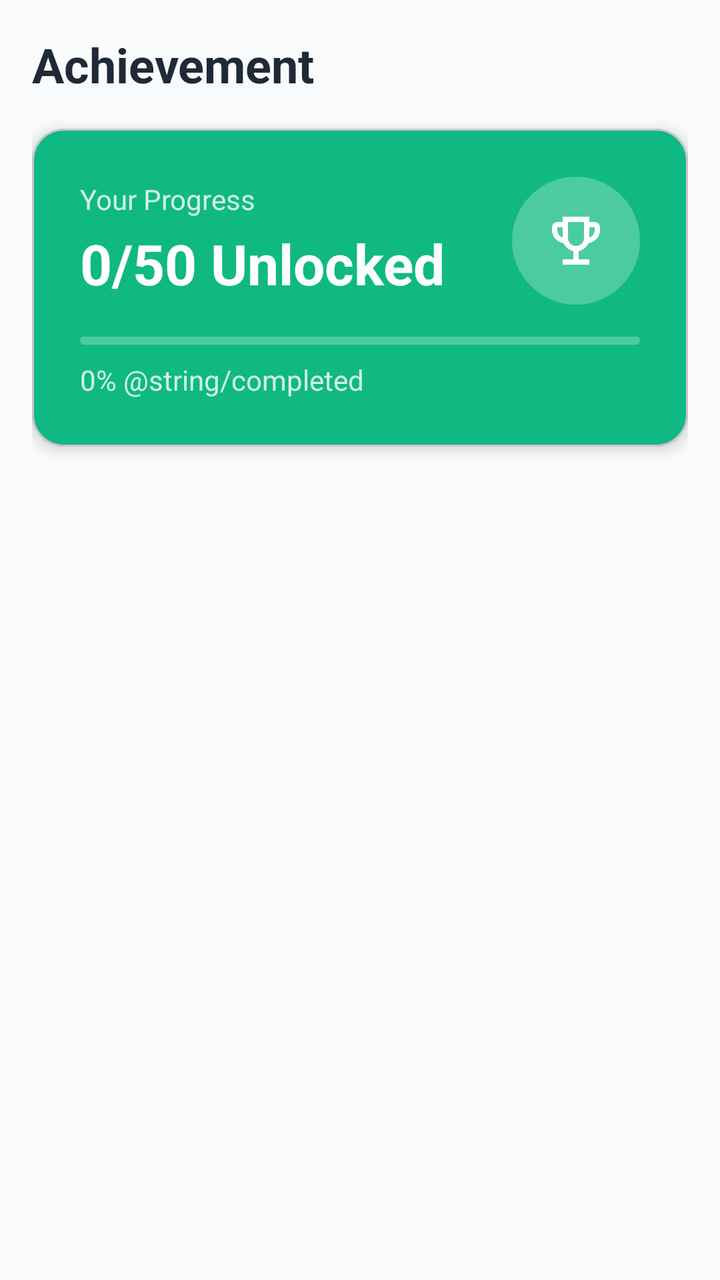
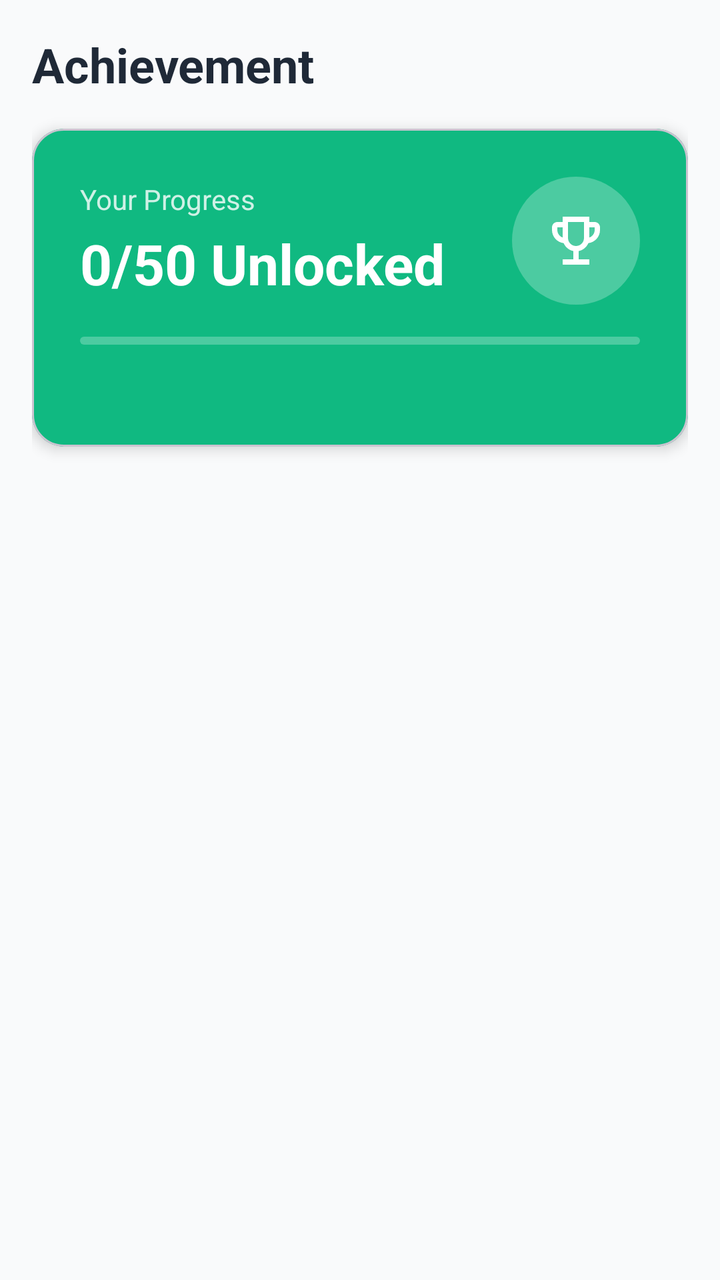

Before-and-after screenshots of an Android layout around one commit, followed by the original layout XML and the change that was made.
<!-- AndroidManifest.xml: application theme Theme.StepTracker -->
<!-- res/layout/fragment_achievement.xml -->
<?xml version="1.0" encoding="utf-8"?>
<LinearLayout
    xmlns:android="http://schemas.android.com/apk/res/android"
    xmlns:app="http://schemas.android.com/apk/res-auto"
    android:layout_width="match_parent"
    android:layout_height="match_parent"
    android:orientation="vertical"
    android:background="@color/gray_50">

    <ScrollView
        android:layout_width="match_parent"
        android:layout_height="0dp"
        android:layout_weight="1">

        <LinearLayout
            android:layout_width="match_parent"
            android:layout_height="wrap_content"
            android:orientation="vertical"
            android:padding="16dp">

            
            <TextView
                android:layout_width="wrap_content"
                android:layout_height="wrap_content"
                android:text="@string/achievement_title"
                android:textSize="24sp"
                android:textStyle="bold"
                android:textColor="@color/gray_800" />

            
            <com.google.android.material.card.MaterialCardView
                android:layout_width="match_parent"
                android:layout_height="wrap_content"
                android:layout_marginTop="16dp"
                app:cardCornerRadius="16dp"
                app:cardElevation="4dp"
                app:cardBackgroundColor="@color/emerald_500">

                <LinearLayout
                    android:layout_width="match_parent"
                    android:layout_height="wrap_content"
                    android:orientation="vertical"
                    android:padding="24dp">

                    <LinearLayout
                        android:layout_width="match_parent"
                        android:layout_height="wrap_content"
                        android:orientation="horizontal"
                        android:gravity="center_vertical">

                        <LinearLayout
                            android:layout_width="0dp"
                            android:layout_height="wrap_content"
                            android:layout_weight="1"
                            android:orientation="vertical">

                            <TextView
                                android:layout_width="wrap_content"
                                android:layout_height="wrap_content"
                                android:text="@string/your_progress"
                                android:textSize="14sp"
                                android:textColor="@android:color/white"
                                android:alpha="0.8" />

                            <TextView
                                android:id="@+id/tvProgress"
                                android:layout_width="wrap_content"
                                android:layout_height="wrap_content"
                                android:layout_marginTop="4dp"
                                android:text="0/50 Unlocked"
                                android:textSize="28sp"
                                android:textStyle="bold"
                                android:textColor="@android:color/white" />
                        </LinearLayout>

                        <ImageView
                            android:layout_width="64dp"
                            android:layout_height="64dp"
                            android:src="@drawable/ic_trophy"
                            android:background="@drawable/circle_background"
                            android:padding="16dp"
                            app:tint="@android:color/white" />
                    </LinearLayout>

                    <ProgressBar
                        android:id="@+id/progressBar"
                        style="?android:attr/progressBarStyleHorizontal"
                        android:layout_width="match_parent"
                        android:layout_height="4dp"
                        android:layout_marginTop="16dp"
                        android:progressDrawable="@drawable/progress_white"
                        android:progress="0"
                        android:max="100" />

                    <TextView
                        android:layout_width="wrap_content"
                        android:layout_height="wrap_content"
                        android:layout_marginTop="8dp"
                        android:text="0% @string/completed"
                        android:textSize="14sp"
                        android:textColor="@android:color/white"
                        android:alpha="0.8" />
                </LinearLayout>
            </com.google.android.material.card.MaterialCardView>

            
            <com.google.android.material.chip.ChipGroup
                android:id="@+id/chipGroup"
                android:layout_width="match_parent"
                android:layout_height="wrap_content"
                android:layout_marginTop="16dp"
                app:singleSelection="true" />

            
            <androidx.recyclerview.widget.RecyclerView
                android:id="@+id/recyclerView"
                android:layout_width="match_parent"
                android:layout_height="wrap_content"
                android:layout_marginTop="16dp"
                android:layout_marginBottom="80dp"
                android:nestedScrollingEnabled="false" />

        </LinearLayout>
    </ScrollView>

</LinearLayout>
<!-- resources referenced by this layout -->
<resources>
  <color name="emerald_500">#10b981</color>
  <color name="gray_50">#f9fafb</color>
  <color name="gray_800">#1f2937</color>
  <!-- drawable circle_background (drawable) -->
  <?xml version="1.0" encoding="utf-8"?>
  <shape xmlns:android="http://schemas.android.com/apk/res/android"
      android:shape="oval">
      <solid android:color="#40FFFFFF" />
  </shape>
  <!-- drawable ic_trophy (drawable) -->
  <?xml version="1.0" encoding="utf-8"?>
  <vector xmlns:android="http://schemas.android.com/apk/res/android"
      android:width="24dp"
      android:height="24dp"
      android:viewportWidth="24"
      android:viewportHeight="24"
      android:tint="?attr/colorControlNormal">
      <path
          android:fillColor="@android:color/white"
          android:pathData="M19,5h-2V3H7v2H5C3.9,5 3,5.9 3,7v1c0,2.55 1.92,4.63 4.39,4.94c0.63,1.5 1.98,2.63 3.61,2.96V19H7v2h10v-2h-4v-3.1c1.63,-0.33 2.98,-1.46 3.61,-2.96C19.08,12.63 21,10.55 21,8V7C21,5.9 20.1,5 19,5zM5,8V7h2v3.82C5.84,10.4 5,9.3 5,8zM12,14c-1.65,0 -3,-1.35 -3,-3V5h6v6C15,12.65 13.65,14 12,14zM19,8c0,1.3 -0.84,2.4 -2,2.82V7h2V8z"/>
  </vector>
  <!-- drawable progress_white (drawable) -->
  <?xml version="1.0" encoding="utf-8"?>
  <layer-list xmlns:android="http://schemas.android.com/apk/res/android">
      <item android:id="@android:id/background">
          <shape android:shape="rectangle">
              <corners android:radius="2dp" />
              <solid android:color="#40FFFFFF" />
          </shape>
      </item>
      <item android:id="@android:id/progress">
          <clip>
              <shape android:shape="rectangle">
                  <corners android:radius="2dp" />
                  <solid android:color="@android:color/white" />
              </shape>
          </clip>
      </item>
  </layer-list>
  <string name="achievement_title">Achievement</string>
  <string name="completed">completed</string>
  <string name="your_progress">Your Progress</string>
  <style name="Theme.StepTracker" parent="Theme.Material3.Light.NoActionBar">
          <item name="colorPrimary">@color/emerald_500</item>
          <item name="colorPrimaryDark">@color/emerald_600</item>
          <item name="colorAccent">@color/emerald_500</item>
          <item name="android:statusBarColor">@color/emerald_500</item>
          <item name="android:navigationBarColor">@android:color/white</item>
          <item name="android:windowLightNavigationBar">true</item>
      </style>
  <color name="emerald_600">#059669</color>
</resources>

<!-- the commit's change to res/layout/fragment_achievement.xml (unified diff, before → after) -->
@@ -93,10 +93,10 @@
                         android:max="100" />
 
                     <TextView
+                        android:id="@+id/tvCompletedPercent"
                         android:layout_width="wrap_content"
                         android:layout_height="wrap_content"
                         android:layout_marginTop="8dp"
-                        android:text="0% @string/completed"
                         android:textSize="14sp"
                         android:textColor="@android:color/white"
                         android:alpha="0.8" />
<!-- resource entries referenced after the edit -->
@@ -40,7 +40,6 @@
       </item>
   </layer-list>
   <string name="achievement_title">Achievement</string>
-  <string name="completed">completed</string>
   <string name="your_progress">Your Progress</string>
   <style name="Theme.StepTracker" parent="Theme.Material3.Light.NoActionBar">
           <item name="colorPrimary">@color/emerald_500</item>
